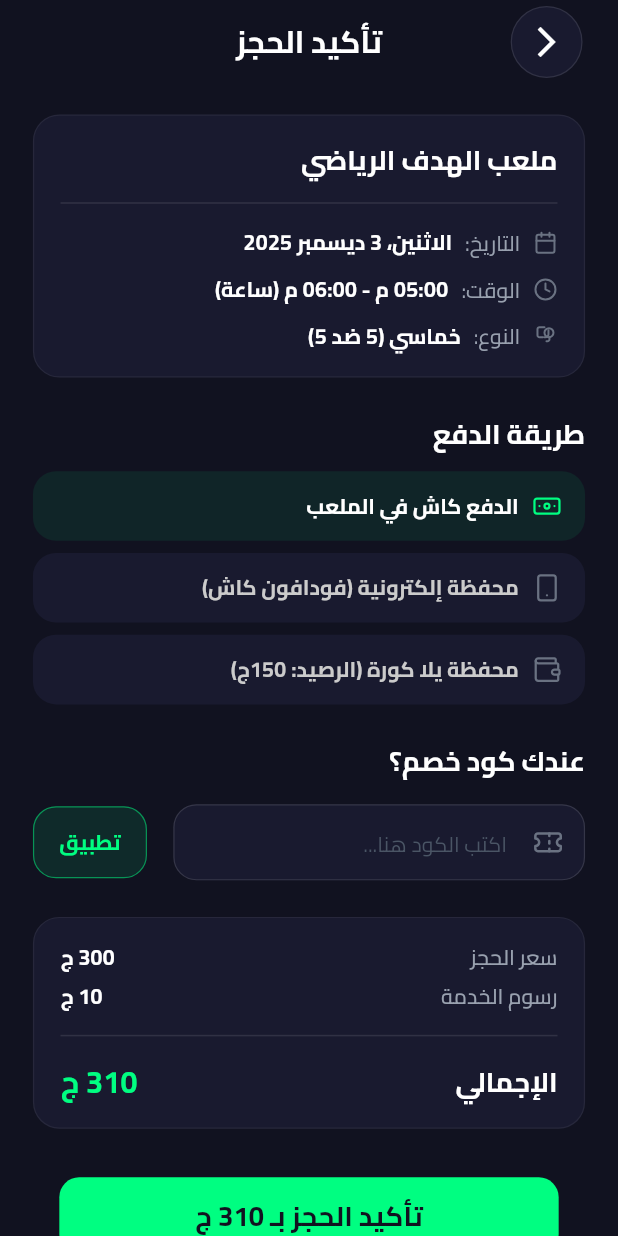
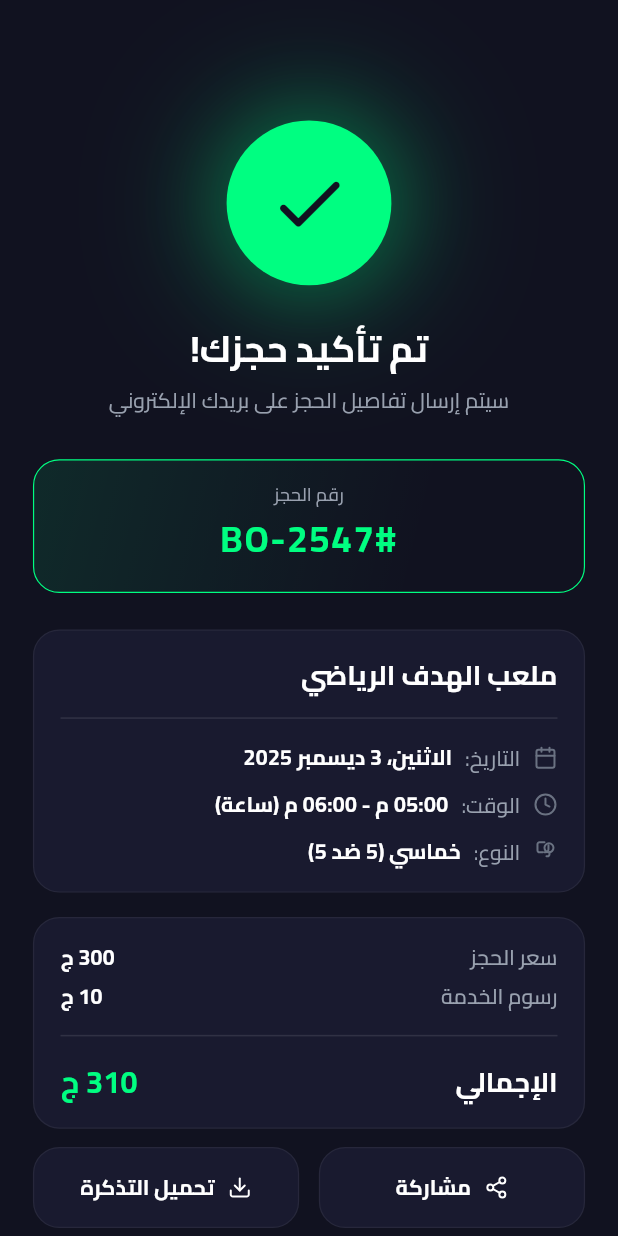
Before and after one commit to ahmedabdelkrim125/YALLA-KORA, a Flutter app: the BookingConfirmationScreen screen opened by its route, after a tap on "تأكيد الحجز بـ 310 ج", on a phone screen of 412 x 824 dp. Run offline on Flutter 3.47's test engine with Material 3 defaults, Android fonts, the phone set to English and light mode, and no system bars; our stand-ins replace dio, flutter_bloc, flutter_riverpod, flutter_screenutil, flutter_svg, freezed_annotation and 4 more; missing offline and left inert: liquid_glass_renderer, phone_form_field; generated files the repository leaves out were written again.

Commit message:
feat: implement booking success screen
Core Features:
- New success screen displaying booking confirmation and ID
- Animated success checkmark with glow effect
- Booking ID card with copy-to-clipboard functionality
- Integrated summary sections for booking info and price
- Action buttons for downloading tickets and sharing booking details

Assets & Theme:
- Added download and share SVG icons
- Added `extraBoldWhite24` text style
- Registered `successBooking` route in the app router

Components:
- `SuccessBookingScreen`: main success layout
- `BookingSuccessAnimation`: animated checkmark widget
- `BookingIdCard`: interactive ID display with clipboard support
- `SuccessActionButtons`: reusable action buttons for share/download
- `_OutlinedActionButton`: internal styled button component

Navigation:
- Connected the confirmation button to the success screen
- Added navigation back to the main screen from the success page

```diff
--- a/lib/core/constants/app_images.dart
+++ b/lib/core/constants/app_images.dart
@@ -47,4 +47,6 @@ class Assets {
   static const String cash = 'assets/SVG/cash.svg';
   static const String wallet = 'assets/SVG/Wallet.svg';
   static const String ticket = 'assets/SVG/Ticket.svg';
+  static const String download = 'assets/SVG/Download.svg';
+  static const String share = 'assets/SVG/Share2.svg';
 }
--- a/lib/core/routing/app_router.dart
+++ b/lib/core/routing/app_router.dart
@@ -59,6 +59,7 @@ import 'package:flutter/material.dart';
 import 'package:flutter_bloc/flutter_bloc.dart';
 import 'package:yalla_kora/core/di/dependency_injection.dart';
 import 'package:yalla_kora/features/booking_confirmation/ui/booking_confirmation_screen.dart';
+import 'package:yalla_kora/features/booking_confirmation/ui/success_booking_screen.dart';
 import 'package:yalla_kora/features/facility-details/ui/facility_details.dart';
 import 'package:yalla_kora/features/home/ui/home_screen.dart';
 import 'package:yalla_kora/features/login/logic/login_cubit.dart';
@@ -107,15 +108,14 @@ class AppRouter {
 
       case Routes.mainScreen:
         return MaterialPageRoute(builder: (_) => const MainScreen());
-
       case Routes.homeScreen:
         return MaterialPageRoute(builder: (_) => const HomeScreen());
-
       case Routes.facilityDetails:
         return MaterialPageRoute(builder: (_) => const FacilityDetails());
-
       case Routes.bookingConfirmation:
-      return MaterialPageRoute(builder: (_) => const BookingConfirmationScreen());
+        return MaterialPageRoute(builder: (_) => const BookingConfirmationScreen());
+      case Routes.successBooking:
+        return MaterialPageRoute(builder: (_) => const SuccessBookingScreen());
 
       default:
         return MaterialPageRoute(
--- a/lib/core/routing/routes.dart
+++ b/lib/core/routing/routes.dart
@@ -9,4 +9,5 @@ class Routes {
   static const String mainScreen = '/mainScreen';
   static const String facilityDetails = '/facilityDetails';
   static const String bookingConfirmation = '/bookingConfirmation';
+  static const String successBooking = '/successBooking';
 }
--- a/lib/core/theme/text_styles.dart
+++ b/lib/core/theme/text_styles.dart
@@ -182,6 +182,15 @@ class TextStyles {
     letterSpacing: 0.2,
   );
 
+ static TextStyle extraBoldWhite24 = TextStyle(
+    fontSize: 24.sp,
+    fontWeight: FontWeight.w800,
+    fontFamily: 'Cairo',
+    color: Colors.white,
+    height: 1.5,
+    letterSpacing: 0.2,
+  );
+
   static TextStyle extraBoldGrey14 = TextStyle(
     fontSize: 14.sp,
     fontWeight: FontWeight.w800,
--- /dev/null
+++ b/lib/features/booking_confirmation/ui/success_booking_screen.dart
@@ -0,0 +1,82 @@
+import 'package:flutter/material.dart';
+import 'package:yalla_kora/core/helper/extensions.dart';
+import 'package:yalla_kora/core/helper/responsive_extensions.dart';
+import 'package:yalla_kora/core/helper/spacing.dart';
+import 'package:yalla_kora/core/routing/routes.dart';
+import 'package:yalla_kora/core/theme/app_colors.dart';
+import 'package:yalla_kora/core/theme/text_styles.dart';
+import 'package:yalla_kora/core/widgets/app_button.dart';
+import 'package:yalla_kora/features/booking_confirmation/ui/widgets/booking_confirmation_widgets/booking_info_section.dart';
+import 'package:yalla_kora/features/booking_confirmation/ui/widgets/booking_confirmation_widgets/price_summary_section.dart';
+import 'package:yalla_kora/features/booking_confirmation/ui/widgets/success_booking_widgets/booking_id_card.dart';
+import 'package:yalla_kora/features/booking_confirmation/ui/widgets/success_booking_widgets/booking_success_animation.dart';
+import 'package:yalla_kora/features/booking_confirmation/ui/widgets/success_booking_widgets/success_action_buttons.dart';
+
+class SuccessBookingScreen extends StatelessWidget {
+  const SuccessBookingScreen({super.key});
+
+  @override
+  Widget build(BuildContext context) {
+    return Directionality(
+      textDirection: TextDirection.rtl,
+      child: Scaffold(
+        body: Column(
+          children: [
+            Expanded(
+              child: SingleChildScrollView(
+                physics: const BouncingScrollPhysics(),
+                padding: context.responsivePadding(horizontal: 20, vertical: 24,),
+                child: Column(
+                  children: [
+                    SizedBox(height: kToolbarHeight,),
+                    Center(child: const BookingSuccessAnimation()),
+                    verticalSpace(context, height: 24),
+                    Text(
+                      'تم تأكيد حجزك!',
+                      style: TextStyles.extraBoldWhite24,
+                      textAlign: TextAlign.center,
+                    ),
+                    verticalSpace(context, height: 8),
+                    Text(
+                      'سيتم إرسال تفاصيل الحجز على بريدك الإلكتروني',
+                      style: TextStyles.regularWhite14.copyWith(
+                        color: AppColors.muted,
+                      ),
+                      textAlign: TextAlign.center,
+                    ),
+                    verticalSpace(context, height: 32),
+                    BookingIdCard(bookingId: '#BO-2547',),
+                    verticalSpace(context, height: 24),
+                    const BookingInfoSection(
+                      facilityName: 'ملعب الهدف الرياضي',
+                      date: 'الاثنين، 3 ديسمبر 2025',
+                      timeRange: '05:00 م - 06:00 م (ساعة)',
+                      matchType: 'خماسي (5 ضد 5)',
+                    ),
+                    verticalSpace(context, height: 16),
+                    PriceSummarySection(bookingPrice: 300, serviceFee: 10,),
+                    verticalSpace(context, height: 12),
+                    SuccessActionButtons(
+                      onDownload: () {  },
+                      onShare: () {  },
+                    ),
+                    verticalSpace(context, height: 24),
+                    AppButton(
+                      title: 'العودة للرئيسية',
+                      onPressed: () {
+                        context.pushNamedAndRemoveUntil(
+                          Routes.mainScreen,
+                          predicate: (_) => false,
+                        );
+                      },
+                    ),
+                  ]
+                ),
+              ),
+            ),
+          ],
+        ),
+      ),
+    );
+  }
+}
--- a/lib/features/booking_confirmation/ui/widgets/booking_confirmation_widgets/confirm_booking_button.dart
+++ b/lib/features/booking_confirmation/ui/widgets/booking_confirmation_widgets/confirm_booking_button.dart
@@ -1,4 +1,6 @@
 import 'package:flutter/material.dart';
+import 'package:yalla_kora/core/helper/extensions.dart';
+import 'package:yalla_kora/core/routing/routes.dart';
 import 'package:yalla_kora/core/widgets/app_button.dart';
 import '../../../../../core/helper/responsive_extensions.dart';
 
@@ -11,7 +13,7 @@ class ConfirmBookingButton extends StatelessWidget {
       padding: context.responsivePadding(horizontal: 16, vertical: 16),
       child: AppButton(
         title: 'تأكيد الحجز بـ 310 ج',
-        onPressed: () {},
+        onPressed: () => context.pushNamed(Routes.successBooking),
       ),
     );
   }
--- /dev/null
+++ b/lib/features/booking_confirmation/ui/widgets/success_booking_widgets/booking_id_card.dart
@@ -0,0 +1,61 @@
+import 'package:flutter/material.dart';
+import 'package:flutter/services.dart';
+import 'package:yalla_kora/core/helper/helper_functions/build_snack_bar.dart';
+import 'package:yalla_kora/core/helper/responsive_extensions.dart';
+import 'package:yalla_kora/core/helper/spacing.dart';
+import 'package:yalla_kora/core/theme/app_colors.dart';
+import 'package:yalla_kora/core/theme/text_styles.dart';
+
+class BookingIdCard extends StatelessWidget {
+  final String bookingId;
+
+  const BookingIdCard({super.key, required this.bookingId});
+
+  @override
+  Widget build(BuildContext context) {
+    return GestureDetector(
+      onTap: () {
+        Clipboard.setData(ClipboardData(text: bookingId));
+        buildSnackBar(
+          context: context,
+          text: 'تم نسخ رقم الحجز',
+          color: AppColors.card2,
+          durationInSec: 2,
+        );
+      },
+      child: Container(
+        width: double.infinity,
+        padding: context.responsivePadding(horizontal: 20, vertical: 16),
+        decoration: BoxDecoration(
+          gradient: LinearGradient(
+            colors: [
+              AppColors.primaryGreen.withOpacity(0.1),
+              AppColors.primaryGreen.withOpacity(0.00),
+            ],
+            begin: Alignment.topLeft,
+            end: Alignment.bottomRight,
+            stops: [0, 0.7],
+          ),
+          borderRadius: BorderRadius.circular(16.r(context)),
+          border: Border.all(color: AppColors.primaryGreen, width: 0.8),
+        ),
+        child: Column(
+          children: [
+            Text(
+              'رقم الحجز',
+              style: TextStyles.regularWhite12.copyWith(color: AppColors.muted),
+            ),
+            verticalSpace(context, height: 6),
+            Text(
+              bookingId,
+              style: TextStyles.extraBoldWhite24.copyWith(
+                color: AppColors.primaryGreen,
+                letterSpacing: 1.2,
+              ),
+            ),
+          ],
+        ),
+      ),
+    );
+  }
+}
--- /dev/null
+++ b/lib/features/booking_confirmation/ui/widgets/success_booking_widgets/booking_success_animation.dart
@@ -0,0 +1,81 @@
+import 'package:flutter/material.dart';
+import 'package:yalla_kora/core/helper/responsive_extensions.dart';
+import 'package:yalla_kora/core/theme/app_colors.dart';
+
+class BookingSuccessAnimation extends StatefulWidget {
+  const BookingSuccessAnimation({super.key});
+
+  @override
+  State<BookingSuccessAnimation> createState() =>
+      _BookingSuccessAnimationState();
+}
+
+class _BookingSuccessAnimationState extends State<BookingSuccessAnimation>
+    with SingleTickerProviderStateMixin {
+  late AnimationController _controller;
+  late Animation<double> _scaleAnim;
+  late Animation<double> _glowAnim;
+
+  @override
+  void initState() {
+    super.initState();
+    _controller = AnimationController(
+      vsync: this,
+      duration: const Duration(milliseconds: 800),
+    );
+    _scaleAnim = CurvedAnimation(
+      parent: _controller,
+      curve: Curves.elasticOut,
+    );
+    _glowAnim = CurvedAnimation(
+      parent: _controller,
+      curve: Curves.easeOut,
+    );
+    _controller.forward();
+  }
+
+  @override
+  void dispose() {
+    _controller.dispose();
+    super.dispose();
+  }
+
+  @override
+  Widget build(BuildContext context) {
+    final size = 100.w(context);
+
+    return AnimatedBuilder(
+      animation: _controller,
+      builder: (context, _) {
+        return Container(
+          width: size,
+          height: size,
+          decoration: BoxDecoration(
+            shape: BoxShape.circle,
+            color: AppColors.primaryGreen,
+            boxShadow: [
+              BoxShadow(
+                color: AppColors.primaryGreen.withOpacity(0.20 * _glowAnim.value),
+                blurRadius: 40,
+                spreadRadius: 8,
+              ),
+              BoxShadow(
+                color: AppColors.primaryGreen.withOpacity(0.20 * _glowAnim.value),
+                blurRadius: 70,
+                spreadRadius: 20,
+              ),
+            ],
+          ),
+          child: Transform.scale(
+            scale: _scaleAnim.value,
+            child: Icon(
+              Icons.check_rounded,
+              color: AppColors.darkBackground,
+              size: 52.r(context),
+            ),
+          ),
+        );
+      },
+    );
+  }
+}
--- /dev/null
+++ b/lib/features/booking_confirmation/ui/widgets/success_booking_widgets/success_action_buttons.dart
@@ -0,0 +1,70 @@
+import 'package:flutter/material.dart';
+import 'package:flutter_svg/flutter_svg.dart';
+import 'package:yalla_kora/core/constants/app_images.dart';
+import 'package:yalla_kora/core/helper/spacing.dart';
+import 'package:yalla_kora/core/theme/text_styles.dart';
+import 'package:yalla_kora/features/booking_confirmation/ui/widgets/booking_confirmation_widgets/section_card.dart';
+
+class SuccessActionButtons extends StatelessWidget {
+  final VoidCallback onDownload;
+  final VoidCallback onShare;
+
+  const SuccessActionButtons({
+    super.key,
+    required this.onDownload,
+    required this.onShare,
+  });
+
+  @override
+  Widget build(BuildContext context) {
+    return Row(
+      children: [
+        Expanded(
+          child: _OutlinedActionButton(
+            label: 'مشاركة',
+            icon: Assets.share,
+            onTap: onShare,
+          ),
+        ),
+        horizontalSpace(context, width: 12),
+        // Download ticket button
+        Expanded(
+          child: _OutlinedActionButton(
+            label: 'تحميل التذكرة',
+            icon: Assets.download,
+            onTap: onDownload,
+          ),
+        ),
+      ],
+    );
+  }
+}
+
+class _OutlinedActionButton extends StatelessWidget {
+  final String label;
+  final String icon;
+  final VoidCallback onTap;
+
+  const _OutlinedActionButton({
+    required this.label,
+    required this.icon,
+    required this.onTap,
+  });
+
+  @override
+  Widget build(BuildContext context) {
+    return GestureDetector(
+      onTap: onTap,
+      child: SectionCard(
+        child: Row(
+          mainAxisAlignment: MainAxisAlignment.center,
+          children: [
+            SvgPicture.asset(icon),
+            horizontalSpace(context, width: 8),
+            Text(label, style: TextStyles.boldWhite14),
+          ],
+        ),
+      ),
+    );
+  }
+}
--- a/lib/yalla_kora.dart
+++ b/lib/yalla_kora.dart
@@ -24,7 +24,7 @@ class YallaKora extends StatelessWidget {
             ),
             debugShowCheckedModeBanner: false,
             onGenerateRoute: AppRouter.generateRoute,
-            initialRoute: Routes.bookingConfirmation,
+            initialRoute: Routes.onBoardingScreen,
           ),
         );
       },
```
Also changed, not shown: assets/SVG/Download.svg (added), assets/SVG/Share2.svg (added).
